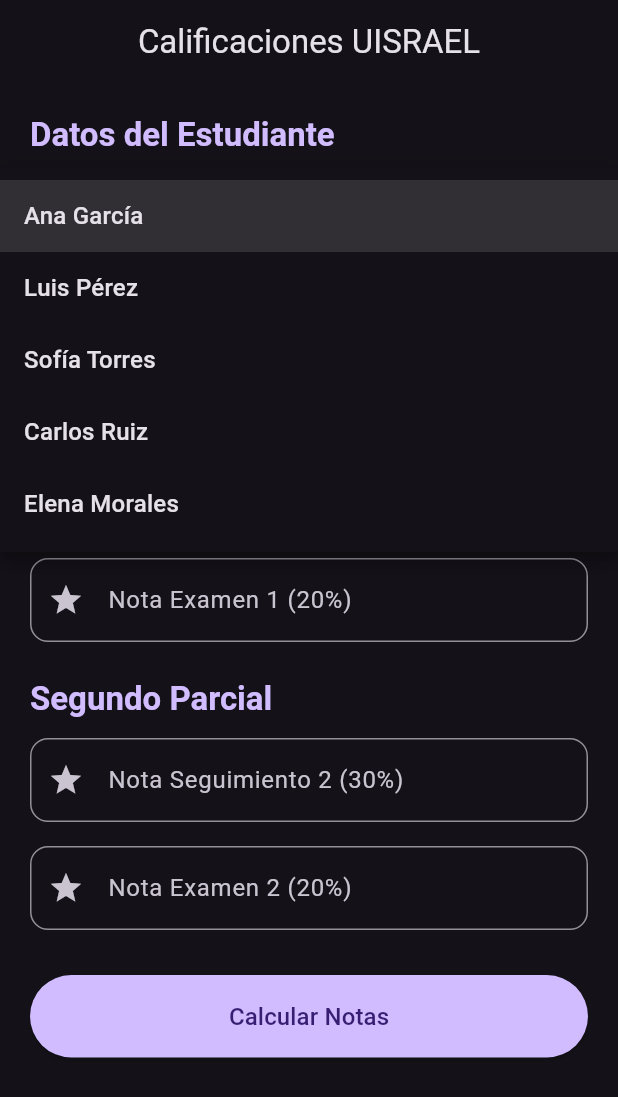
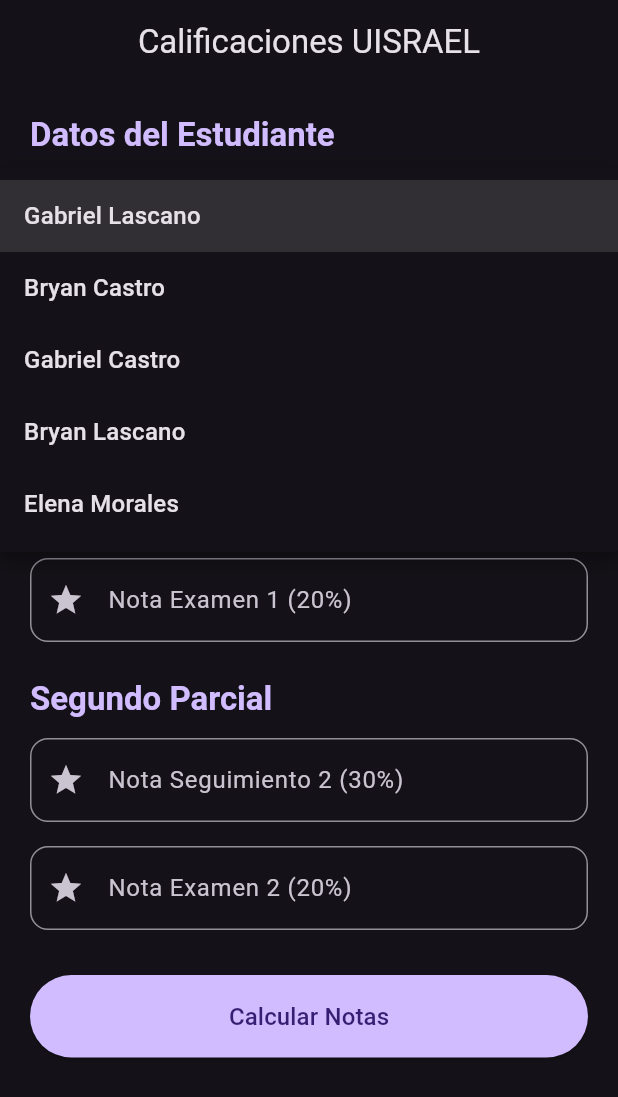
Before and after one commit to Gabo023/lab02, a Flutter app: the screen it shows after launch, after a tap on "Seleccione Estudiante", on a phone screen of 412 x 824 dp. Shown: the top 1097 px of the screen. Run offline on Flutter 3.47's test engine with Material 3 defaults, Android fonts, the phone set to English and light mode, and no system bars.

Commit message:
Agregada app de sistema de calificaciones

```diff
--- a/lib/main.dart
+++ b/lib/main.dart
@@ -42,10 +42,10 @@ class _GradeCalculatorScreenState extends State<GradeCalculatorScreen> {
 
   // Lista de estudiantes para el Picker/Dropdown
   final List<String> _students = [
-    'Ana García',
-    'Luis Pérez',
-    'Sofía Torres',
-    'Carlos Ruiz',
+    'Gabriel Lascano',
+    'Bryan Castro',
+    'Gabriel Castro',
+    'Bryan Lascano',
     'Elena Morales',
   ];
   String? _selectedStudent;
```
